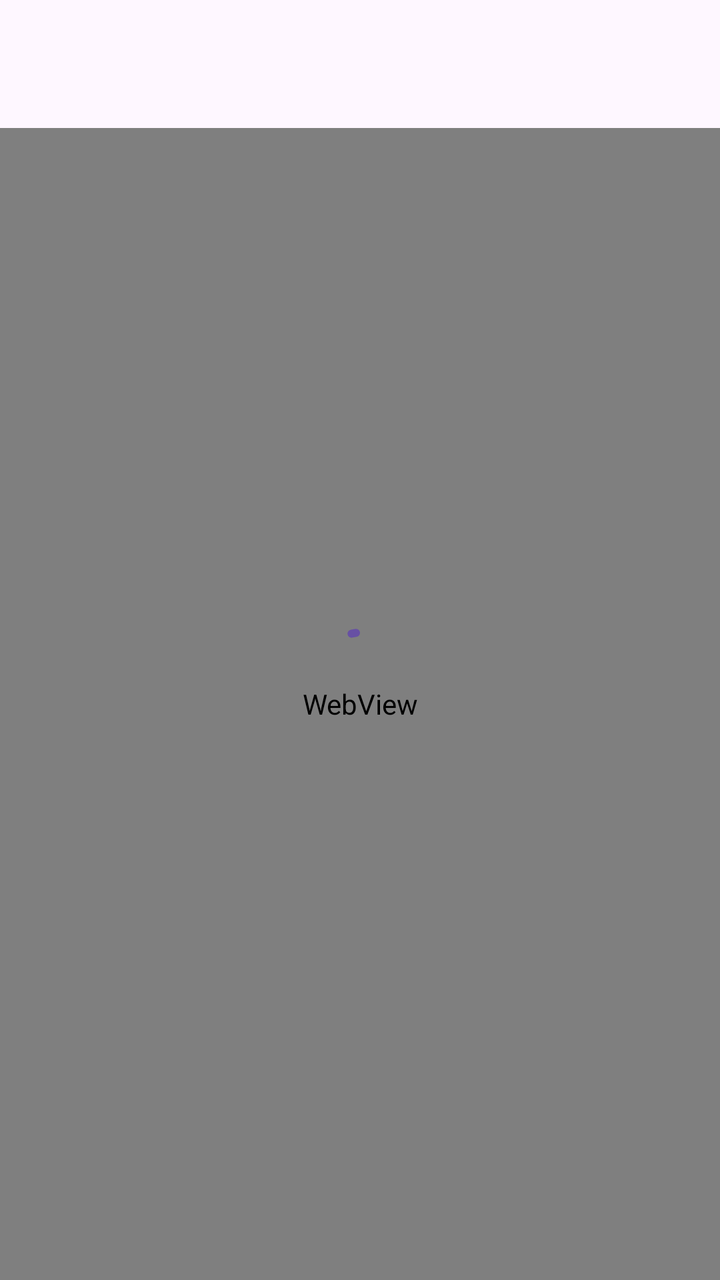
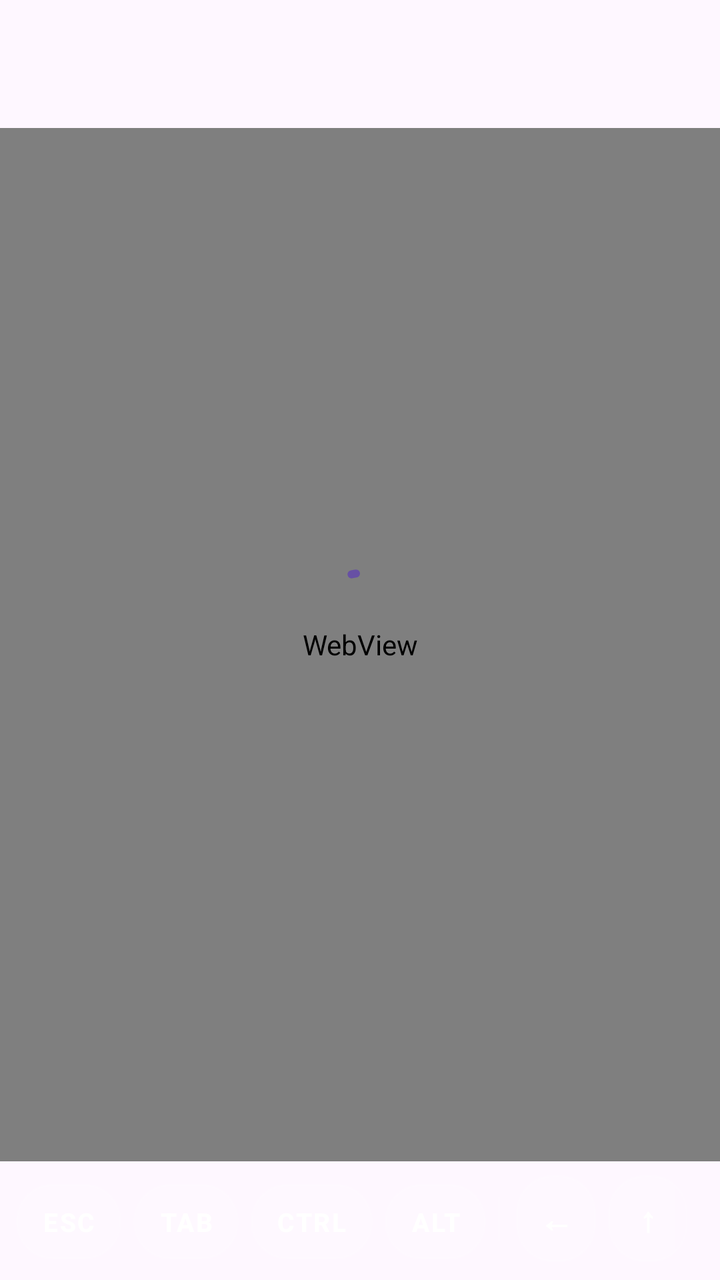

Two renders of the same Android screen: before a commit and after it. Below are the layout's source before the change and the commit's diff.
<!-- AndroidManifest.xml: application theme Theme.SeaShell -->
<!-- res/layout/activity_terminal.xml -->
<?xml version="1.0" encoding="utf-8"?>
<LinearLayout
    xmlns:android="http://schemas.android.com/apk/res/android"
    xmlns:app="http://schemas.android.com/apk/res-auto"
    android:layout_width="match_parent"
    android:layout_height="match_parent"
    android:orientation="vertical">

    <com.google.android.material.appbar.MaterialToolbar
        android:id="@+id/toolbar"
        android:layout_width="match_parent"
        android:layout_height="?attr/actionBarSize"
        android:background="?attr/colorSurface"
        app:subtitleTextColor="@android:color/white"
        app:titleTextColor="@android:color/white" />

    <FrameLayout
        android:layout_width="match_parent"
        android:layout_height="match_parent">

        <WebView
            android:id="@+id/webView"
            android:layout_width="match_parent"
            android:layout_height="match_parent"
            android:contentDescription="@string/terminal_view_desc" />

        <LinearLayout
            android:id="@+id/progressView"
            android:layout_width="wrap_content"
            android:layout_height="wrap_content"
            android:layout_gravity="center"
            android:gravity="center"
            android:orientation="vertical">

            <com.google.android.material.progressindicator.CircularProgressIndicator
                android:layout_width="wrap_content"
                android:layout_height="wrap_content"
                android:indeterminate="true" />

            <TextView
                android:id="@+id/textProgress"
                android:layout_width="wrap_content"
                android:layout_height="wrap_content"
                android:layout_marginTop="16dp"
                android:textAppearance="?attr/textAppearanceBodyMedium"
                android:textColor="?attr/colorOnSurfaceVariant" />
        </LinearLayout>

        <LinearLayout
            android:id="@+id/errorView"
            android:layout_width="wrap_content"
            android:layout_height="wrap_content"
            android:layout_gravity="center"
            android:gravity="center"
            android:orientation="vertical"
            android:padding="32dp"
            android:visibility="gone">

            <ImageView
                android:layout_width="56dp"
                android:layout_height="56dp"
                android:contentDescription="@string/terminal_view_desc"
                android:src="@drawable/ic_power"
                android:tint="?attr/colorError"
                android:alpha="0.8" />

            <TextView
                android:id="@+id/textError"
                android:layout_width="wrap_content"
                android:layout_height="wrap_content"
                android:layout_marginTop="16dp"
                android:gravity="center"
                android:textAppearance="?attr/textAppearanceBodyMedium"
                android:textColor="?attr/colorOnSurfaceVariant" />

            <com.google.android.material.button.MaterialButton
                android:id="@+id/btnRetry"
                android:layout_width="wrap_content"
                android:layout_height="wrap_content"
                android:layout_marginTop="16dp"
                android:text="@string/btn_retry"
                app:icon="@drawable/ic_refresh" />

            <com.google.android.material.button.MaterialButton
                android:id="@+id/btnClose"
                style="?attr/materialButtonOutlinedStyle"
                android:layout_width="wrap_content"
                android:layout_height="wrap_content"
                android:layout_marginTop="8dp"
                android:text="@string/btn_close" />
        </LinearLayout>
    </FrameLayout>
</LinearLayout>
<!-- resources referenced by this layout -->
<resources>
  <!-- drawable ic_refresh (drawable) -->
  <?xml version="1.0" encoding="utf-8"?>
  <vector xmlns:android="http://schemas.android.com/apk/res/android"
      android:width="24dp"
      android:height="24dp"
      android:viewportWidth="24"
      android:viewportHeight="24">
      <path
          android:fillColor="#FF000000"
          android:pathData="M17.65,6.35C16.2,4.9 14.21,4 12,4c-4.42,0 -7.99,3.58 -7.99,8s3.57,8 7.99,8c3.73,0 6.84,-2.55 7.73,-6h-2.08c-0.82,2.33 -3.04,4 -5.65,4 -3.31,0 -6,-2.69 -6,-6s2.69,-6 6,-6c1.66,0 3.14,0.69 4.22,1.78L13,11h7V4L17.65,6.35z" />
  </vector>
  <string name="btn_close">Close</string>
  <string name="btn_retry">Retry</string>
  <string name="terminal_view_desc">Terminal</string>
  <style name="Theme.SeaShell" parent="Theme.Material3.DayNight.NoActionBar">
          <item name="android:statusBarColor">?attr/colorSurface</item>
          <item name="android:windowLightStatusBar">true</item>
      </style>
  <!-- unchanged entries left out for length: 1 -->
</resources>

<!-- the commit's change to res/layout/activity_terminal.xml (unified diff, before → after) -->
@@ -16,7 +16,9 @@
 
     <FrameLayout
         android:layout_width="match_parent"
-        android:layout_height="match_parent">
+        android:layout_height="0dp"
+        android:layout_weight="1">
+
 
         <WebView
             android:id="@+id/webView"
@@ -90,4 +92,97 @@
                 android:text="@string/btn_close" />
         </LinearLayout>
     </FrameLayout>
+
+    
+    <HorizontalScrollView
+        android:id="@+id/extraKeysBar"
+        android:layout_width="match_parent"
+        android:layout_height="wrap_content"
+        android:background="?attr/termBackground"
+        android:contentDescription="@string/extra_keys_desc"
+        android:scrollbars="none"
+        android:requiresFadingEdge="horizontal"
+        android:fadingEdgeLength="24dp">
+
+        <LinearLayout
+            android:id="@+id/extraKeysRow"
+            android:layout_width="wrap_content"
+            android:layout_height="wrap_content"
+            android:orientation="horizontal"
+            android:paddingStart="8dp"
+            android:paddingEnd="12dp"
+            android:paddingTop="7dp"
+            android:paddingBottom="9dp">
+
+            <TextView
+                android:id="@+id/keyEsc"
+                style="@style/ExtraKey"
+                android:text="ESC" />
+
+            <TextView
+                android:id="@+id/keyTab"
+                style="@style/ExtraKey"
+                android:text="TAB" />
+
+            <TextView
+                android:id="@+id/keyCtrl"
+                style="@style/ExtraKey"
+                android:contentDescription="@string/key_ctrl_desc"
+                android:text="CTRL" />
+
+            <TextView
+                android:id="@+id/keyAlt"
+                style="@style/ExtraKey"
+                android:contentDescription="@string/key_alt_desc"
+                android:text="ALT" />
+
+            <View style="@style/ExtraKeyDivider" />
+
+            <TextView
+                android:id="@+id/keyLeft"
+                style="@style/ExtraKey.Arrow"
+                android:contentDescription="@string/key_left_desc"
+                android:text="←" />
+
+            <TextView
+                android:id="@+id/keyUp"
+                style="@style/ExtraKey.Arrow"
+                android:contentDescription="@string/key_up_desc"
+                android:text="↑" />
+
+            <TextView
+                android:id="@+id/keyDown"
+                style="@style/ExtraKey.Arrow"
+                android:contentDescription="@string/key_down_desc"
+                android:text="↓" />
+
+            <TextView
+                android:id="@+id/keyRight"
+                style="@style/ExtraKey.Arrow"
+                android:contentDescription="@string/key_right_desc"
+                android:text="→" />
+
+            <View style="@style/ExtraKeyDivider" />
+
+            <TextView
+                android:id="@+id/keyHome"
+                style="@style/ExtraKey"
+                android:text="HOME" />
+
+            <TextView
+                android:id="@+id/keyEnd"
+                style="@style/ExtraKey"
+                android:text="END" />
+
+            <TextView
+                android:id="@+id/keyPgUp"
+                style="@style/ExtraKey"
+                android:text="PGUP" />
+
+            <TextView
+                android:id="@+id/keyPgDn"
+                style="@style/ExtraKey"
+                android:text="PGDN" />
+        </LinearLayout>
+    </HorizontalScrollView>
 </LinearLayout>
<!-- resource entries referenced after the edit -->
@@ -13,11 +13,75 @@
   </vector>
   <string name="btn_close">Close</string>
   <string name="btn_retry">Retry</string>
+  <string name="extra_keys_desc">Additional terminal keys</string>
+  <string name="key_alt_desc">Alt modifier</string>
+  <string name="key_ctrl_desc">Ctrl modifier</string>
+  <string name="key_down_desc">Arrow down</string>
+  <string name="key_left_desc">Arrow left</string>
+  <string name="key_right_desc">Arrow right</string>
+  <string name="key_up_desc">Arrow up</string>
   <string name="terminal_view_desc">Terminal</string>
+  <style name="ExtraKey">
+          <item name="android:layout_width">wrap_content</item>
+          <item name="android:layout_height">wrap_content</item>
+          <item name="android:minWidth">44dp</item>
+          <item name="android:gravity">center</item>
+          <item name="android:background">@drawable/bg_extra_key</item>
+          <item name="android:textColor">@color/text_extra_key</item>
+          <item name="android:textSize">13sp</item>
+          <item name="android:textStyle">bold</item>
+          <item name="android:fontFamily">sans-serif-medium</item>
+          <item name="android:letterSpacing">0.06</item>
+          <item name="android:paddingStart">13dp</item>
+          <item name="android:paddingEnd">13dp</item>
+          <item name="android:paddingTop">10dp</item>
+          <item name="android:paddingBottom">10dp</item>
+          <item name="android:layout_marginEnd">6dp</item>
+          <item name="android:clickable">true</item>
+          <item name="android:focusable">true</item>
+          <item name="android:importantForAccessibility">yes</item>
+      </style>
+  <style name="ExtraKey.Arrow">
+          <item name="android:minWidth">40dp</item>
+          <item name="android:textSize">17sp</item>
+          <item name="android:letterSpacing">0</item>
+          <item name="android:paddingStart">10dp</item>
+          <item name="android:paddingEnd">10dp</item>
+      </style>
+  <style name="ExtraKeyDivider">
+          <item name="android:layout_width">1dp</item>
+          <item name="android:layout_height">22dp</item>
+          <item name="android:layout_marginEnd">8dp</item>
+          <item name="android:layout_gravity">center_vertical</item>
+          <item name="android:background">#24FFFFFF</item>
+      </style>
   <style name="Theme.SeaShell" parent="Theme.Material3.DayNight.NoActionBar">
           <item name="android:statusBarColor">?attr/colorSurface</item>
           <item name="android:windowLightStatusBar">true</item>
       </style>
+  <!-- drawable bg_extra_key (drawable) -->
+  <?xml version="1.0" encoding="utf-8"?>
+  <selector xmlns:android="http://schemas.android.com/apk/res/android">
+      <item android:drawable="@drawable/bg_extra_key_active" android:state_selected="true" />
+      <item android:drawable="@drawable/bg_extra_key_normal" />
+  </selector>
+  <!-- drawable bg_extra_key_active (drawable) -->
+  <?xml version="1.0" encoding="utf-8"?>
+  <shape xmlns:android="http://schemas.android.com/apk/res/android"
+      android:shape="rectangle">
+      <solid android:color="?attr/colorPrimary" />
+      <corners android:radius="18dp" />
+  </shape>
+  <!-- drawable bg_extra_key_normal (drawable) -->
+  <?xml version="1.0" encoding="utf-8"?>
+  <shape xmlns:android="http://schemas.android.com/apk/res/android"
+      android:shape="rectangle">
+      <solid android:color="#1EFFFFFF" />
+      <stroke
+          android:width="1dp"
+          android:color="#24FFFFFF" />
+      <corners android:radius="18dp" />
+  </shape>
   <!-- unchanged entries left out for length: 1 -->
 </resources>
 
